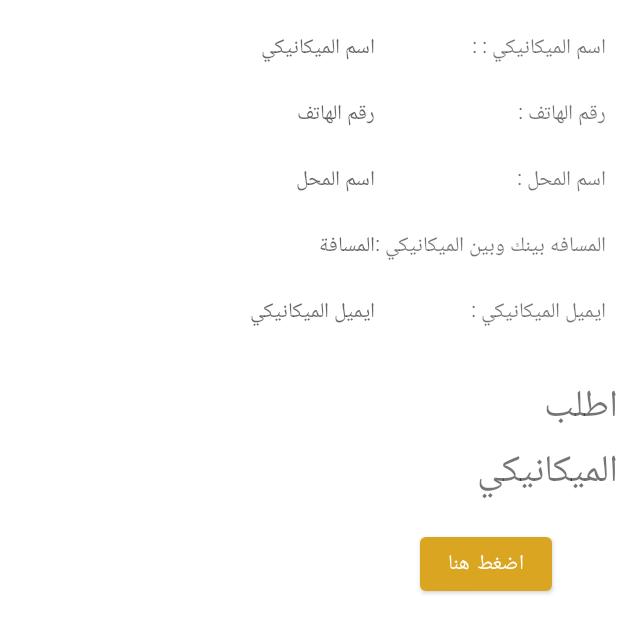
After one commit to SheerenAyesh/Graguate_Project, an Android app: the mecdetails screen opened directly, with no data from a screen before it, on a phone screen of 412 x 824 dp. The commit adds this screen. Shown: the top 633 px of the screen. Run offline under Robolectric (Android 15) with nearby library versions, the phone set to English and light mode, and no system bars; our stand-ins replace Volley; network calls fail.

Commit message:
design ahmad2

```diff
--- a/app/src/main/AndroidManifest.xml
+++ b/app/src/main/AndroidManifest.xml
@@ -5,8 +5,6 @@
     <uses-permission android:name="android.permission.INTERNET" />
     <uses-permission android:name="android.permission.ACCESS_FINE_LOCATION" />
     <uses-permission android:name="android.permission. ACCESS_COARSE_LOCATION" />
-
-
     <uses-permission android:name="android.permission.ACCESS_COARSE_LOCATION" />
 
     <application
@@ -17,6 +15,9 @@
         android:supportsRtl="true"
         android:theme="@style/Theme.Graduation_project"
         android:usesCleartextTraffic="true">
+        <activity
+            android:name=".mecdetails"
+            android:exported="true" />
         <activity
             android:name=".mecaccount"
             android:exported="true" />
--- /dev/null
+++ b/app/src/main/java/com/example/graduation_project/mecdetails.java
@@ -0,0 +1,115 @@
+package com.example.graduation_project;
+
+import androidx.appcompat.app.AppCompatActivity;
+
+import android.content.Intent;
+import android.os.Bundle;
+import android.util.Log;
+import android.widget.TextView;
+import android.widget.Toast;
+
+import com.android.volley.Request;
+import com.android.volley.RequestQueue;
+import com.android.volley.Response;
+import com.android.volley.VolleyError;
+import com.android.volley.toolbox.JsonArrayRequest;
+import com.android.volley.toolbox.Volley;
+
+import org.json.JSONArray;
+import org.json.JSONException;
+import org.json.JSONObject;
+
+public class mecdetails extends AppCompatActivity {
+    TextView mecname,mecphone,mecstore,mecdes,mecemail;
+    private RequestQueue queue;
+    String s;
+    @Override
+    protected void onCreate(Bundle savedInstanceState) {
+        super.onCreate(savedInstanceState);
+        setContentView(R.layout.activity_mecdetails);
+        mecname=findViewById(R.id.mecname);
+        mecphone=findViewById(R.id.mecphone);
+        mecdes=findViewById(R.id.mecdes);
+        mecstore=findViewById(R.id.mecstore);
+        mecemail=findViewById(R.id.mecemail);
+        Intent intent=getIntent();
+         s=intent.getStringExtra("username");
+        mecname.setText(s);
+        queue = Volley.newRequestQueue(this);
+        fill_text1();
+        fill_text2();
+
+    }
+
+    public void fill_text2()
+    {
+        String url = "http://10.0.2.2:84/graduation_project/get_all_mec_by_username.php?username=" + s;
+
+        JsonArrayRequest request = new JsonArrayRequest(Request.Method.GET, url,
+                null, new Response.Listener<JSONArray>() {
+            @Override
+            public void onResponse(JSONArray response) {
+
+                for (int i = 0; i < response.length(); i++) {
+                    try {
+                        JSONObject obj = response.getJSONObject(i);
+                        mecdes.setText(obj.getString("latitude"));
+                        mecstore.setText(obj.getString("mecname"));
+
+
+                    }catch(JSONException exception){
+                        Log.d("Error", exception.toString());
+                    }
+                }
+
+            }
+        }, new Response.ErrorListener() {
+            @Override
+            public void onErrorResponse(VolleyError error) {
+
+                Toast.makeText(mecdetails.this, error.toString(),
+                        Toast.LENGTH_SHORT).show();
+            }
+        });
+
+        queue.add(request);
+
+
+    }
+
+    public void fill_text1()
+    {
+
+        String url = "http://10.0.2.2:84/graduation_project/get_all_mec_by_username2.php?username=" + s;
+
+        JsonArrayRequest request = new JsonArrayRequest(Request.Method.GET, url,
+                null, new Response.Listener<JSONArray>() {
+            @Override
+            public void onResponse(JSONArray response) {
+
+                for (int i = 0; i < response.length(); i++) {
+                    try {
+                        JSONObject obj = response.getJSONObject(i);
+                        mecphone.setText(obj.getString("phonenumber"));
+                        mecemail.setText(obj.getString("email"));
+
+
+                    }catch(JSONException exception){
+                        Log.d("Error", exception.toString());
+                    }
+                }
+
+            }
+        }, new Response.ErrorListener() {
+            @Override
+            public void onErrorResponse(VolleyError error) {
+
+                Toast.makeText(mecdetails.this, error.toString(),
+                        Toast.LENGTH_SHORT).show();
+            }
+        });
+
+        queue.add(request);
+
+    }
+}
--- /dev/null
+++ b/app/src/main/res/layout/activity_mecdetails.xml
@@ -0,0 +1,118 @@
+<?xml version="1.0" encoding="utf-8"?>
+<androidx.appcompat.widget.LinearLayoutCompat
+    xmlns:android="http://schemas.android.com/apk/res/android"
+    xmlns:app="http://schemas.android.com/apk/res-auto"
+    xmlns:tools="http://schemas.android.com/tools"
+    android:layout_width="match_parent"
+    android:layout_height="match_parent"
+    android:orientation="vertical"
+    tools:context=".mecdetails">
+    <TableLayout
+        android:layout_width="match_parent"
+        android:layout_height="wrap_content">
+        <TableRow>
+            <TextView
+                android:layout_width="100dp"
+                android:layout_height="wrap_content"
+                android:hint="اسم الميكانيكي"
+               android:layout_marginLeft="150dp"
+                android:layout_marginTop="20dp"
+                android:id="@+id/mecname"/>
+            <TextView
+                android:layout_width="100dp"
+
+                android:layout_marginTop="20dp"
+                android:layout_height="wrap_content"
+                android:text="اسم الميكانيكي : :"
+                />
+        </TableRow>
+
+        <TableRow>
+            <TextView
+                android:layout_width="100dp"
+                android:layout_height="wrap_content"
+                android:hint="رقم الهاتف "
+                android:layout_marginLeft="150dp"
+                android:layout_marginTop="20dp"
+                android:id="@+id/mecphone"/>
+            <TextView
+                android:layout_width="100dp"
+
+                android:layout_marginTop="20dp"
+                android:layout_height="wrap_content"
+                android:text="رقم الهاتف :"
+                />
+        </TableRow>
+
+
+        <TableRow>
+            <TextView
+                android:layout_width="100dp"
+                android:layout_height="wrap_content"
+                android:hint="اسم المحل"
+                android:layout_marginLeft="150dp"
+                android:layout_marginTop="20dp"
+                android:id="@+id/mecstore"/>
+            <TextView
+                android:layout_width="100dp"
+
+                android:layout_marginTop="20dp"
+                android:layout_height="wrap_content"
+                android:text="اسم المحل :"
+                />
+        </TableRow>
+
+
+        <TableRow>
+            <TextView
+                android:layout_width="100dp"
+                android:layout_height="wrap_content"
+                android:hint="المسافة"
+                android:layout_marginLeft="150dp"
+                android:layout_marginTop="20dp"
+                android:id="@+id/mecdes"/>
+
+            <TextView
+                android:layout_width="wrap_content"
+
+                android:layout_height="wrap_content"
+                android:layout_marginTop="20dp"
+                android:text="المسافه بينك وبين الميكانيكي :" />
+        </TableRow>
+        <TableRow>
+            <TextView
+                android:layout_width="100dp"
+                android:layout_height="wrap_content"
+                android:hint="ايميل الميكانيكي"
+                android:layout_marginLeft="150dp"
+                android:layout_marginTop="20dp"
+                android:id="@+id/mecemail"/>
+
+            <TextView
+                android:layout_width="wrap_content"
+
+                android:layout_height="wrap_content"
+                android:layout_marginTop="20dp"
+                android:text="ايميل الميكانيكي :" />
+        </TableRow>
+
+
+    </TableLayout>
+
+
+    <TextView
+        android:layout_width="wrap_content"
+        android:layout_height="wrap_content"
+        android:text="اطلب الميكانيكي "
+        android:textSize="25dp"
+        android:layout_marginLeft="280dp"
+        android:layout_marginTop="30dp"/>
+    <Button
+        android:layout_width="wrap_content"
+        android:layout_height="wrap_content"
+        android:text="اضغط هنا"
+        android:layout_marginLeft="280dp"
+        android:layout_marginTop="15dp"/>
+
+
+</androidx.appcompat.widget.LinearLayoutCompat>
```
Also changed, not shown: app/src/main/java/com/example/graduation_project/mechanic.java (+84 -0 lines), app/src/main/res/layout/activity_mechanic.xml (+4 -3 lines).
